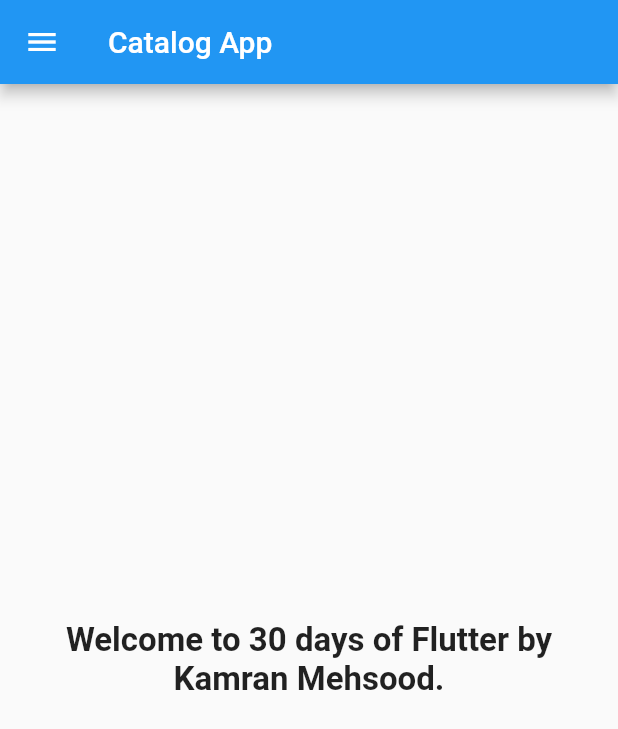
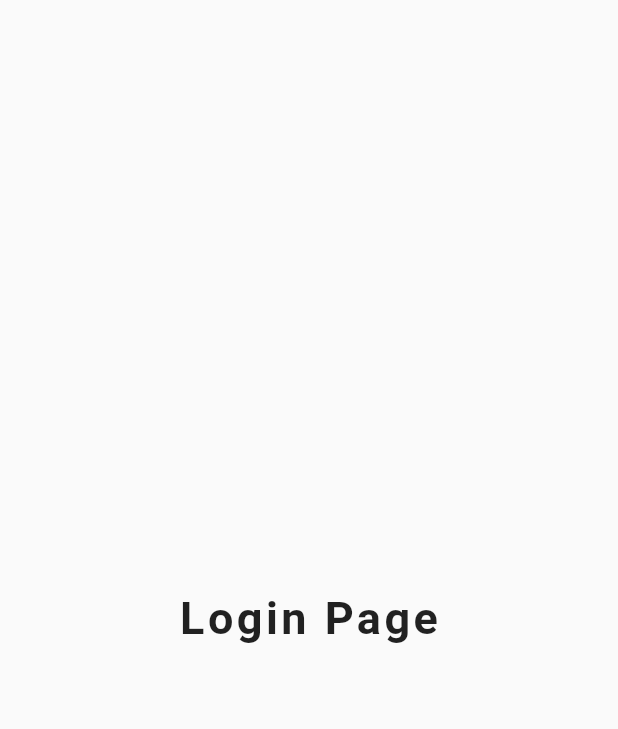
Before and after one commit to kamrandanish00/30DaysOfFlutter, a Flutter app: the screen it shows after launch, on a phone screen of 412 x 824 dp. Shown: the top 729 px of the screen. Run offline on Flutter 3.47's test engine with Material 2 defaults, Android fonts, the phone set to English and light mode, and no system bars.

Commit message:
day 3 completed

```diff
--- a/lib/home_page.dart
+++ /dev/null
@@ -1,31 +0,0 @@
-import 'package:flutter/material.dart';
-
-class HomePage extends StatelessWidget {
-  final int days = 30;
-  final String name = 'Kamran Mehsood';
-
-  @override
-  Widget build(BuildContext context) {
-    return Scaffold(
-      appBar: AppBar(
-        title: Text('Catalog App'),
-      ),
-      body: Center(
-        child: Container(
-          child: Padding(
-            padding: const EdgeInsets.all(8.0),
-            child: Text(
-              'Welcome to $days days of Flutter by $name.',
-              style: TextStyle(
-                fontSize: 22,
-                fontWeight: FontWeight.bold,
-              ),
-              textAlign: TextAlign.center,
-            ),
-          ),
-        ),
-      ),
-      drawer: Drawer(),
-    );
-  }
-}
--- a/lib/main.dart
+++ b/lib/main.dart
@@ -1,5 +1,7 @@
 import 'package:flutter/material.dart';
-import './home_page.dart';
+import 'package:flutter_catalog/pages/login_page.dart';
+import 'pages/home_page.dart';
+import './pages/login_page.dart';
 
 void main() => runApp(MyApp());
 
@@ -7,7 +9,16 @@ class MyApp extends StatelessWidget {
   @override
   Widget build(BuildContext context) {
     return MaterialApp(
-      home: HomePage(),
+      // home: HomePage(),
+      themeMode: ThemeMode.light,
+      darkTheme: ThemeData(
+        brightness: Brightness.dark,
+      ),
+      initialRoute: "/LoginPage",
+      routes: {
+        "/": (context) => HomePage(),
+        "/LoginPage": (context) => LoginPage(),
+      },
     );
   }
 }
--- /dev/null
+++ b/lib/pages/login_page.dart
@@ -0,0 +1,19 @@
+import 'package:flutter/material.dart';
+
+class LoginPage extends StatelessWidget {
+  @override
+  Widget build(BuildContext context) {
+    return Material(
+      child: Center(
+        child: Text(
+          'Login Page',
+          style: TextStyle(
+            fontSize: 30,
+            fontWeight: FontWeight.bold,
+            letterSpacing: 2.3,
+          ),
+        ),
+      ),
+    );
+  }
+}
```
Also changed, not shown: lib/pages/home_page.dart (added, +41 -0 lines), 1 other file.
